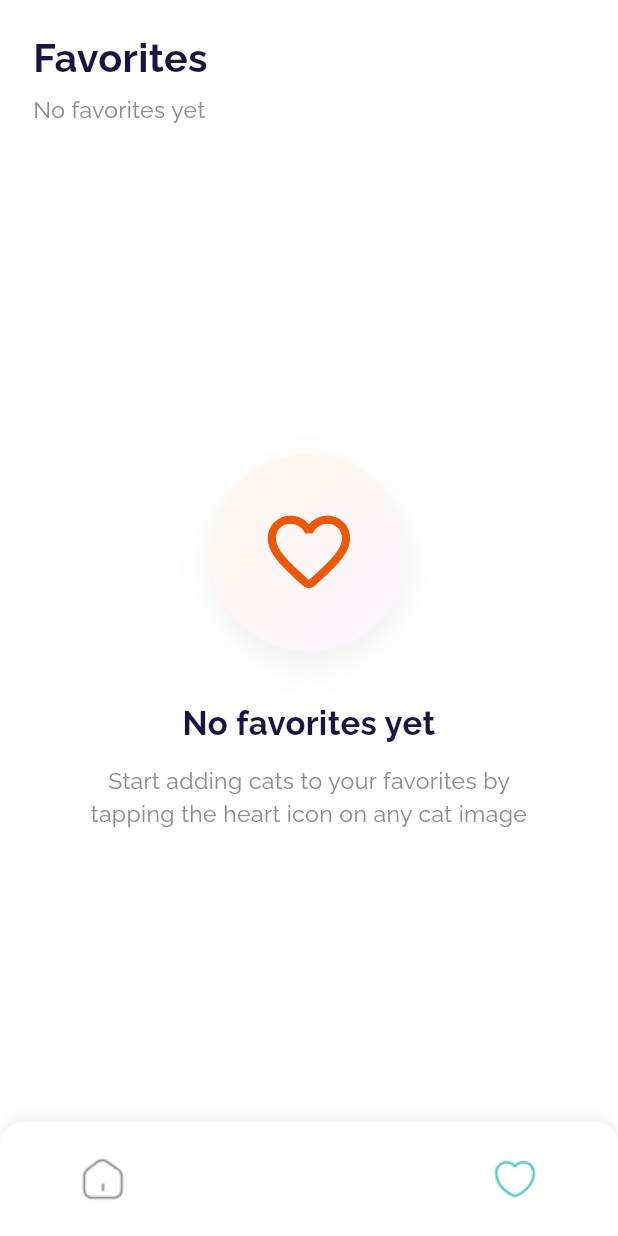
After one commit to mohamed-abdelmaboud1/catty, a Flutter app: the FavoriteView screen opened by its route, on a phone screen of 412 x 824 dp. The commit adds this screen. Run offline on Flutter 3.47's test engine with Material 3 defaults, Android fonts, the phone set to English and light mode, and no system bars; our stand-ins replace bloc, cached_network_image, dartz, device_preview, dio, equatable and 12 more; accounts and stored records are empty.

Commit message:
feat(favorite): implement Favorite feature with view, cubit, and state management

```diff
--- a/lib/core/routing/app_router.dart
+++ b/lib/core/routing/app_router.dart
@@ -1,8 +1,8 @@
 import 'package:catty/core/widgets/scaffold_with_nav_bar.dart';
+import 'package:catty/features/favorite/presentation/pages/favorite_view.dart';
 // import 'package:catty/features/favorite/presentation/pages/favorite_view.dart';
 import 'package:catty/features/gallery/presentation/pages/gallery_view.dart';
 import 'package:catty/features/home/presentation/views/home_view.dart';
-import 'package:flutter/material.dart';
 import 'package:go_router/go_router.dart';
 
 import '../../features/splash/presentation/views/get_started_view.dart';
@@ -46,7 +46,7 @@ class AppRouter {
             routes: [
               GoRoute(
                 path: Routes.favorite,
-                builder: (context, state) => SizedBox(),
+                builder: (context, state) => const FavoriteView(),
               ),
             ],
           ),
--- /dev/null
+++ b/lib/features/favorite/presentation/cubit/favorite_cubit.dart
@@ -0,0 +1,8 @@
+import 'package:bloc/bloc.dart';
+import 'package:equatable/equatable.dart';
+
+part 'favorite_state.dart';
+
+class FavoriteCubit extends Cubit<FavoriteState> {
+  FavoriteCubit() : super(FavoriteInitial());
+}
--- /dev/null
+++ b/lib/features/favorite/presentation/cubit/favorite_state.dart
@@ -0,0 +1,10 @@
+part of 'favorite_cubit.dart';
+
+abstract class FavoriteState extends Equatable {
+  const FavoriteState();
+
+  @override
+  List<Object> get props => [];
+}
+
+class FavoriteInitial extends FavoriteState {}
--- /dev/null
+++ b/lib/features/favorite/presentation/pages/favorite_view.dart
@@ -0,0 +1,47 @@
+import 'package:catty/core/utils/app_colors.dart';
+import 'package:catty/features/favorite/presentation/widgets/favorite_app_bar.dart';
+import 'package:catty/features/favorite/presentation/widgets/favorite_empty_state.dart';
+import 'package:catty/features/favorite/presentation/widgets/favorite_grid.dart';
+import 'package:flutter/material.dart';
+import 'package:flutter_screenutil/flutter_screenutil.dart';
+import 'package:gap/gap.dart';
+
+class FavoriteView extends StatefulWidget {
+  const FavoriteView({super.key});
+
+  @override
+  State<FavoriteView> createState() => _FavoriteViewState();
+}
+
+class _FavoriteViewState extends State<FavoriteView> {
+  // Mock data - in real app, this would come from state management
+  final List<_FavoriteCatItem> favoriteCats = [];
+
+  @override
+  Widget build(BuildContext context) {
+    return Scaffold(
+      backgroundColor: AppColors.white,
+      body: SafeArea(
+        child: Column(
+          children: [
+            Gap(20.h),
+            FavoriteAppBar(count: favoriteCats.length),
+            Gap(24.h),
+            Expanded(
+              child: favoriteCats.isEmpty
+                  ? const FavoriteEmptyState()
+                  : FavoriteGrid(favoriteCats: favoriteCats),
+            ),
+          ],
+        ),
+      ),
+    );
+  }
+}
+
+class _FavoriteCatItem {
+  final String imageUrl;
+  final String breedName;
+
+  _FavoriteCatItem({required this.imageUrl, required this.breedName});
+}
--- /dev/null
+++ b/lib/features/favorite/presentation/widgets/favorite_app_bar.dart
@@ -0,0 +1,66 @@
+import 'package:catty/core/utils/app_colors.dart';
+import 'package:catty/core/utils/app_styles.dart';
+import 'package:flutter/material.dart';
+import 'package:flutter_screenutil/flutter_screenutil.dart';
+import 'package:gap/gap.dart';
+
+class FavoriteAppBar extends StatelessWidget {
+  final int count;
+
+  const FavoriteAppBar({super.key, required this.count});
+
+  @override
+  Widget build(BuildContext context) {
+    return Padding(
+      padding: EdgeInsets.symmetric(horizontal: 20.w),
+      child: Row(
+        children: [
+          Expanded(
+            child: Column(
+              crossAxisAlignment: CrossAxisAlignment.start,
+              children: [
+                Text(
+                  'Favorites',
+                  style: AppStyles.bold24(color: AppColors.darkPurple),
+                ),
+                Gap(4.h),
+                Text(
+                  count == 0
+                      ? 'No favorites yet'
+                      : '$count ${count == 1 ? 'cat' : 'cats'} saved',
+                  style: AppStyles.regular14(color: AppColors.darkGrey),
+                ),
+              ],
+            ),
+          ),
+          if (count > 0)
+            GestureDetector(
+              onTap: () {
+                // TODO: Implement clear all functionality
+              },
+              child: Container(
+                padding: EdgeInsets.all(10.w),
+                decoration: BoxDecoration(
+                  color: AppColors.white,
+                  borderRadius: BorderRadius.circular(12.r),
+                  border: Border.all(color: const Color(0xffF3F4F6), width: 1),
+                  boxShadow: [
+                    BoxShadow(
+                      color: Colors.black.withValues(alpha: 0.04),
+                      blurRadius: 8,
+                      offset: const Offset(0, 2),
+                    ),
+                  ],
+                ),
+                child: Icon(
+                  Icons.delete_outline_rounded,
+                  size: 24.sp,
+                  color: AppColors.secondary,
+                ),
+              ),
+            ),
+        ],
+      ),
+    );
+  }
+}
--- /dev/null
+++ b/lib/features/favorite/presentation/widgets/favorite_empty_state.dart
@@ -0,0 +1,62 @@
+import 'package:catty/core/utils/app_colors.dart';
+import 'package:catty/core/utils/app_styles.dart';
+import 'package:flutter/material.dart';
+import 'package:flutter_screenutil/flutter_screenutil.dart';
+import 'package:gap/gap.dart';
+
+class FavoriteEmptyState extends StatelessWidget {
+  const FavoriteEmptyState({super.key});
+
+  @override
+  Widget build(BuildContext context) {
+    return Center(
+      child: Padding(
+        padding: EdgeInsets.symmetric(horizontal: 40.w),
+        child: Column(
+          mainAxisAlignment: MainAxisAlignment.center,
+          children: [
+            Container(
+              width: 120.w,
+              height: 120.w,
+              decoration: BoxDecoration(
+                gradient: LinearGradient(
+                  begin: Alignment.topLeft,
+                  end: Alignment.bottomRight,
+                  colors: [
+                    const Color(0xffFFF7ED), // orange-50
+                    const Color(0xffFAF5FF), // purple-50
+                  ],
+                ),
+                shape: BoxShape.circle,
+                boxShadow: [
+                  BoxShadow(
+                    color: Colors.black.withValues(alpha: 0.06),
+                    blurRadius: 20,
+                    offset: const Offset(0, 8),
+                  ),
+                ],
+              ),
+              child: Icon(
+                Icons.favorite_border_rounded,
+                size: 60.sp,
+                color: const Color(0xffEA580C), // orange-600
+              ),
+            ),
+            Gap(32.h),
+            Text(
+              'No favorites yet',
+              style: AppStyles.bold20(color: AppColors.darkPurple),
+              textAlign: TextAlign.center,
+            ),
+            Gap(12.h),
+            Text(
+              'Start adding cats to your favorites by tapping the heart icon on any cat image',
+              style: AppStyles.regular14(color: AppColors.darkGrey),
+              textAlign: TextAlign.center,
+            ),
+          ],
+        ),
+      ),
+    );
+  }
+}
--- /dev/null
+++ b/lib/features/favorite/presentation/widgets/favorite_grid.dart
@@ -0,0 +1,33 @@
+import 'package:catty/features/home/presentation/widgets/cat_grid_card.dart';
+import 'package:flutter/material.dart';
+import 'package:flutter_screenutil/flutter_screenutil.dart';
+
+class FavoriteGrid extends StatelessWidget {
+  final List<dynamic> favoriteCats;
+
+  const FavoriteGrid({super.key, required this.favoriteCats});
+
+  @override
+  Widget build(BuildContext context) {
+    return Container(
+      color: const Color(0xffFAFAFA),
+      child: GridView.builder(
+        padding: EdgeInsets.symmetric(horizontal: 20.w, vertical: 20.h),
+        gridDelegate: SliverGridDelegateWithFixedCrossAxisCount(
+          crossAxisCount: 2,
+          crossAxisSpacing: 16.w,
+          mainAxisSpacing: 16.h,
+          childAspectRatio: 0.85,
+        ),
+        itemCount: favoriteCats.length,
+        itemBuilder: (context, index) {
+          final item = favoriteCats[index];
+          return CatGridCard(
+            imageUrl: item.imageUrl,
+            breedName: item.breedName,
+          );
+        },
+      ),
+    );
+  }
+}
```
